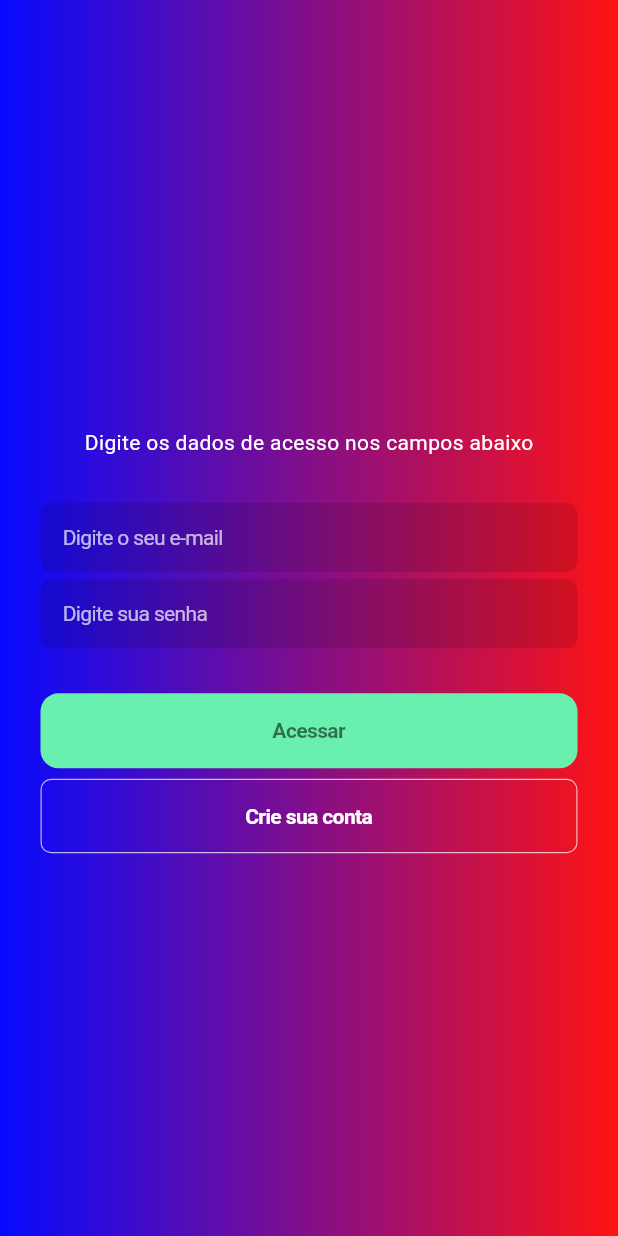
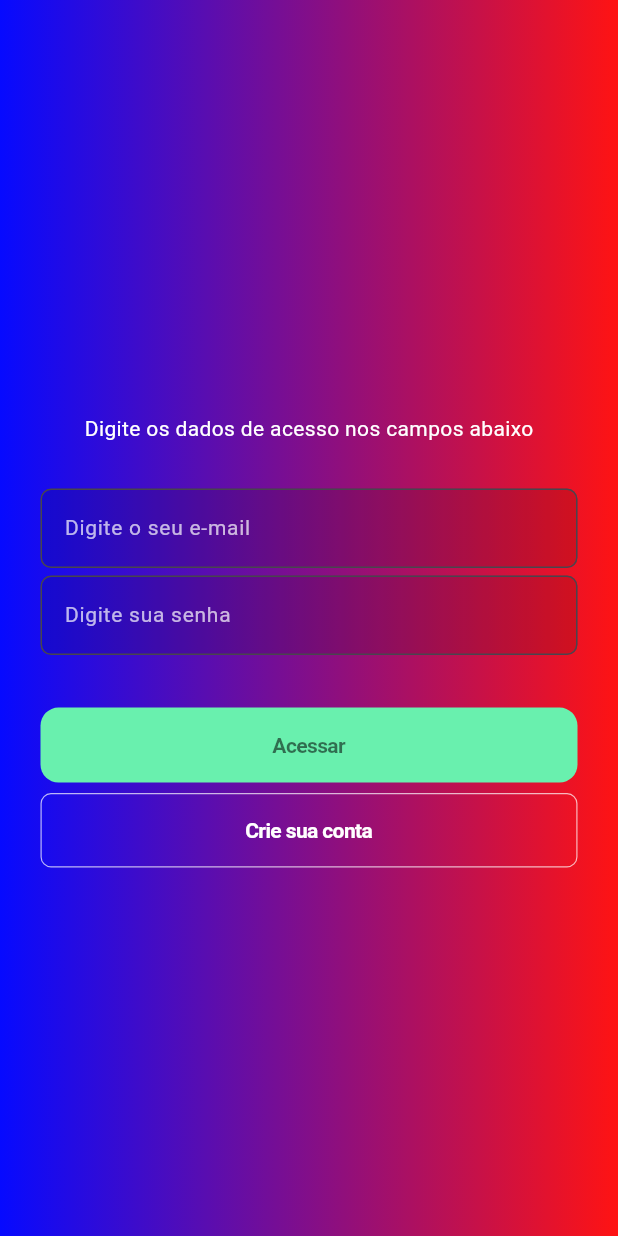
Before and after one commit to Glivia/ponto_flutter, a Flutter app: the screen it shows after launch, on a phone screen of 412 x 824 dp. Run offline on Flutter 3.47's test engine with Material 3 defaults, Android fonts, the phone set to English and light mode, and no system bars.

Commit message:
tela login e cadastro

```diff
--- a/lib/LoginPage.dart
+++ b/lib/LoginPage.dart
@@ -1,100 +1,216 @@
 import 'package:flutter/cupertino.dart';
 import 'package:flutter/material.dart';
 
-class LoginPage extends StatelessWidget{
+class LoginPage extends StatefulWidget {
   const LoginPage({super.key});
 
   @override
-  Widget build(BuildContext context){
+  State<LoginPage> createState() => LoginPageState();
+}
+
+class LoginPageState extends State<LoginPage> {
+  bool queroEntrar = true;
+  final _formKey = GlobalKey<FormState>();
+
+  // Controladores para os campos de senha
+  final TextEditingController _senhaController = TextEditingController();
+  final TextEditingController _confirmarSenhaController = TextEditingController();
+
+  @override
+  Widget build(BuildContext context) {
     return Scaffold(
       extendBodyBehindAppBar: true,
-    appBar: AppBar(
-      // title: const Text("Ponto Digital",
-      //  style: TextStyle(
-      //   color:Colors.white,
-      //    fontSize: 25,
-      //   ),),
-      // elevation: 0,
-      backgroundColor: const Color.fromARGB(0, 32, 64, 245)
-     ),
+      appBar: AppBar(backgroundColor: const Color.fromARGB(0, 32, 64, 245)),
       body: Container(
         width: MediaQuery.of(context).size.width,
         padding: const EdgeInsets.all(27),
         decoration: const BoxDecoration(
           gradient: LinearGradient(
-          colors:[
+            colors: [
               Color.fromARGB(255, 6, 10, 255),
               Color.fromARGB(255, 255, 19, 19),
             ],
-        )
           ),
+        ),
+        child: Form(
+          key: _formKey,
+          child: Center(
+            child: SingleChildScrollView(
               child: Column(
                 mainAxisAlignment: MainAxisAlignment.center,
                 children: [
                   const SizedBox(height: 30),
-          const Text("Digite os dados de acesso nos campos abaixo",
-           style: TextStyle(color:Colors.white),
+                  const Text(
+                    "Digite os dados de acesso nos campos abaixo",
+                    style: TextStyle(color: Colors.white),
                   ),
-          const  SizedBox(height: 30,),
-           const CupertinoTextField(
-            cursorColor: Color.fromARGB(255, 177, 59, 98),
-            padding: EdgeInsets.all(15),
-            placeholder: "Digite o seu e-mail",
-            placeholderStyle: TextStyle(color: Colors.white70, fontSize: 14),
-            style: TextStyle(color: Colors.white, fontSize: 14),
-            decoration: BoxDecoration(
-              color: Colors.black12,
-              borderRadius: BorderRadius.all(Radius.circular(7),
-              )
-            )
+                  const SizedBox(height: 30),
+                  TextFormField(
+                    validator: (String? value) {
+                      if (value == null || value.isEmpty) {
+                        return "O e-mail não pode ser vazio";
+                      }
+                      if (value.length < 5) {
+                        return "O e-mail é muito curto";
+                      }
+                      if (!value.contains("@")) {
+                        return "O e-mail não é válido";
+                      }
+                      return null;
+                    },
+                    cursorColor: const Color.fromARGB(255, 177, 59, 98),
+                    decoration: InputDecoration(
+                      hintText: "Digite o seu e-mail",
+                      hintStyle: const TextStyle(
+                          color: Colors.white70, fontSize: 14),
+                      filled: true,
+                      fillColor: Colors.black12,
+                      border: OutlineInputBorder(
+                        borderRadius: BorderRadius.circular(7),
                       ),
-         const SizedBox(height: 5,),
-           const CupertinoTextField(
-              cursorColor: Color.fromARGB(255, 177, 59, 98),
-            padding: EdgeInsets.all(15),
-            placeholder: "Digite sua senha",
+                    ),
+                    style: const TextStyle(color: Colors.white, fontSize: 14),
+                  ),
+                  const SizedBox(height: 5),
+                  TextFormField(
+                    controller: _senhaController,  // Controlador da senha
+                    validator: (String? value) {
+                      if (value == null || value.isEmpty) {
+                        return "O campo não pode ser vazio";
+                      }
+                      if (value.length < 6) {
+                        return "A senha deve ter mais de 6 caracteres";
+                      }
+                      return null;
+                    },
+                    cursorColor: const Color.fromARGB(255, 177, 59, 98),
                     obscureText: true,
-            placeholderStyle: TextStyle(color: Colors.white70, fontSize: 14),
-            style: TextStyle(color: Colors.white, fontSize: 14),
-            decoration: BoxDecoration(
-              color: Colors.black12,
-              borderRadius: BorderRadius.all(Radius.circular(7),
-              )
-            )
+                    decoration: InputDecoration(
+                      hintText: (queroEntrar)
+                          ? "Digite sua senha"
+                          : "Criar Senha",
+                      hintStyle: const TextStyle(
+                          color: Colors.white70, fontSize: 14),
+                      filled: true,
+                      fillColor: Colors.black12,
+                      border: OutlineInputBorder(
+                        borderRadius: BorderRadius.circular(7),
                       ),
-           const SizedBox(height: 30,),
+                    ),
+                    style: const TextStyle(color: Colors.white, fontSize: 14),
+                  ),
+                  const SizedBox(height: 5),
+                  Visibility(
+                    visible: !queroEntrar,
+                    child: Column(
+                      children: [
+                        TextFormField(
+                          controller: _confirmarSenhaController,  // Controlador de confirmação de senha
+                          validator: (String? value) {
+                            if (value == null || value.isEmpty) {
+                              return "O campo não pode ser vazio";
+                            }
+                            if (value != _senhaController.text) {
+                              return "As senhas não coincidem";
+                            }
+                            return null;
+                          },
+                          cursorColor: const Color.fromARGB(255, 177, 59, 98),
+                          obscureText: true,
+                          decoration: InputDecoration(
+                            hintText: "Confirmar senha",
+                            hintStyle: const TextStyle(
+                                color: Colors.white70, fontSize: 14),
+                            filled: true,
+                            fillColor: Colors.black12,
+                            border: OutlineInputBorder(
+                              borderRadius: BorderRadius.circular(7),
+                            ),
+                          ),
+                          style: const TextStyle(
+                              color: Colors.white, fontSize: 14),
+                        ),
+                        const SizedBox(height: 5),
+                        TextFormField(
+                          validator: (String? value) {
+                            if (value == null || value.isEmpty) {
+                              return "O campo não pode ser vazio";
+                            }
+                            return null;
+                          },
+                          cursorColor: const Color.fromARGB(255, 177, 59, 98),
+                          decoration: InputDecoration(
+                            hintText: "Nome",
+                            hintStyle: const TextStyle(
+                                color: Colors.white70, fontSize: 14),
+                            filled: true,
+                            fillColor: Colors.black12,
+                            border: OutlineInputBorder(
+                              borderRadius: BorderRadius.circular(7),
+                            ),
+                          ),
+                          style: const TextStyle(
+                              color: Colors.white, fontSize: 14),
+                        ),
+                      ],
+                    ),
+                  ),
+                  const SizedBox(height: 30),
                   SizedBox(
                     width: double.infinity,
                     child: CupertinoButton(
                       padding: const EdgeInsets.all(17),
                       color: Colors.greenAccent,
-            child: const Text(
-              "Acessar",
-              style: TextStyle(
+                      child: Text(
+                        (queroEntrar) ? "Acessar" : "Cadastrar",
+                        style: const TextStyle(
                             color: Colors.black54,
                             fontSize: 14,
                             fontWeight: FontWeight.w600),
                       ),
-           onPressed: () {}, ),
+                      onPressed: () {
+                        botaoClicado();
+                      },
                     ),
-            const SizedBox(height: 7,),
+                  ),
+                  const SizedBox(height: 7),
                   Container(
                     width: double.infinity,
                     decoration: BoxDecoration(
                       border: Border.all(color: Colors.white70, width: 0.8),
-            borderRadius: BorderRadius.circular(7)),
+                      borderRadius: BorderRadius.circular(7),
+                    ),
                     child: CupertinoButton(
-            child: const Text(
-              "Crie sua conta",
-              style: TextStyle(
+                      child: Text(
+                        (queroEntrar)
+                            ? "Crie sua conta"
+                            : "Já possui uma conta? Entre",
+                        style: const TextStyle(
                             color: Colors.white,
                             fontSize: 14,
                             fontWeight: FontWeight.w600),
                       ),
-           onPressed: () {}, ),
-           )]
-      )
+                      onPressed: () {
+                        setState(() {
+                          queroEntrar = !queroEntrar;
+                        });
+                      },
+                    ),
+                  ),
+                ],
+              ),
+            ),
+          ),
+        ),
       ),
     );
   }
+
+  void botaoClicado() {
+    if (_formKey.currentState!.validate()) {
+      print("Formulário válido");
+    } else {
+      print("Formulário inválido");
     }
+  }
+}
```
Lines whose indentation alone changed are shown as unchanged.
